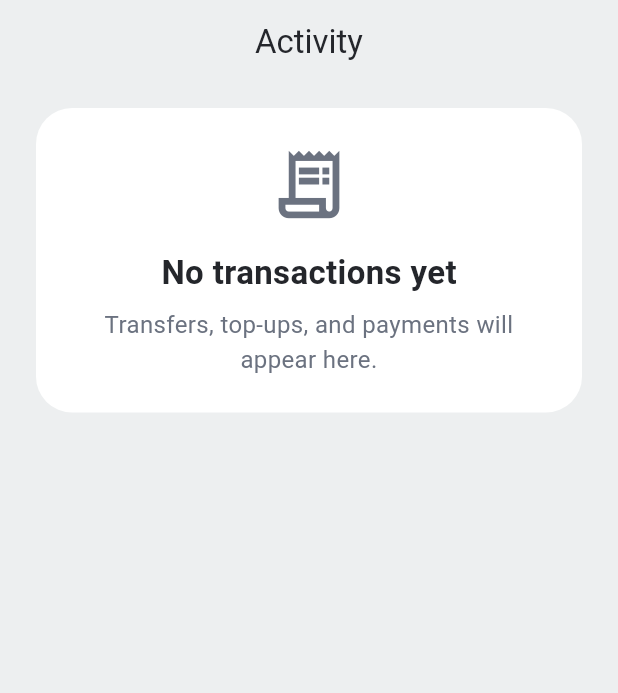
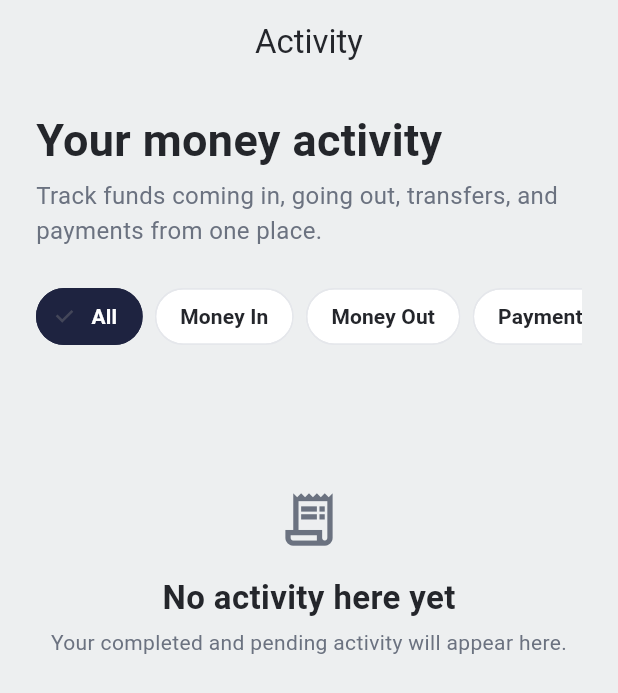
Before and after one commit to Elorm360/kwanpay-web, a Flutter app: the ActivityScreen screen opened directly, on a phone screen of 412 x 824 dp. Shown: the top 693 px of the screen. Run offline on Flutter 3.47's test engine with Material 3 defaults, Android fonts, the phone set to English and light mode, and no system bars; our stand-ins replace flutter_dotenv, flutter_riverpod, flutter_secure_storage, supabase_flutter; missing offline and left inert: stellar_flutter_sdk; accounts and stored records are empty; network calls fail.

Commit message:
add activity filters and polished states

```diff
--- a/kwanpay_app/lib/features/home/presentation/activity_screen.dart
+++ b/kwanpay_app/lib/features/home/presentation/activity_screen.dart
@@ -1,18 +1,47 @@
 import 'package:flutter/material.dart';
 import 'package:flutter_riverpod/flutter_riverpod.dart';
 
+import '../../../core/models/transaction_model.dart';
 import '../../../core/providers/wallet_dashboard_provider.dart';
 import '../../../core/theme/app_colors.dart';
+import '../../../core/theme/app_radius.dart';
 import '../../../core/theme/app_spacing.dart';
 import '../../../core/theme/app_text_styles.dart';
 import '../widgets/recent_activity.dart';
 
-class ActivityScreen extends ConsumerWidget {
+class ActivityScreen extends ConsumerStatefulWidget {
   const ActivityScreen({super.key});
 
   @override
-  Widget build(BuildContext context, WidgetRef ref) {
+  ConsumerState<ActivityScreen> createState() => _ActivityScreenState();
+}
+
+class _ActivityScreenState extends ConsumerState<ActivityScreen> {
+  String _filter = 'All';
+
+  List<TransactionModel> _filtered(List<TransactionModel> transactions) {
+    if (_filter == 'All') return transactions;
+    return transactions.where((transaction) {
+      final type = transaction.type.toLowerCase();
+      switch (_filter) {
+        case 'Money In':
+          return type.contains('top') || type.contains('deposit') || type.contains('fund');
+        case 'Money Out':
+          return type.contains('withdraw') || type.contains('transfer') || type.contains('convert');
+        case 'Payments':
+          return type.contains('pay');
+        case 'Transfers':
+          return type.contains('transfer');
+        default:
+          return true;
+      }
+    }).toList();
+  }
+
+  @override
+  Widget build(BuildContext context) {
     final dashboard = ref.watch(walletDashboardProvider);
+    final transactions = _filtered(dashboard.transactions);
 
     return Scaffold(
       backgroundColor: AppColors.paper,
@@ -22,9 +51,7 @@ class ActivityScreen extends ConsumerWidget {
       ),
       body: RefreshIndicator(
         color: AppColors.accent,
-        onRefresh: () {
-          return ref.read(walletDashboardProvider.notifier).refresh();
-        },
+        onRefresh: () => ref.read(walletDashboardProvider.notifier).refresh(),
         child: ListView(
           padding: const EdgeInsets.fromLTRB(
             AppSpacing.lg,
@@ -33,6 +60,43 @@ class ActivityScreen extends ConsumerWidget {
             AppSpacing.xxl,
           ),
           children: [
+            Text('Your money activity', style: AppTextStyles.headline),
+            const SizedBox(height: AppSpacing.xs),
+            Text(
+              'Track funds coming in, going out, transfers, and payments from one place.',
+              style: AppTextStyles.body.copyWith(color: AppColors.textSecondary),
+            ),
+            const SizedBox(height: AppSpacing.lg),
+            SizedBox(
+              height: 44,
+              child: ListView.separated(
+                scrollDirection: Axis.horizontal,
+                itemCount: const ['All', 'Money In', 'Money Out', 'Payments', 'Transfers'].length,
+                separatorBuilder: (_, __) => const SizedBox(width: AppSpacing.sm),
+                itemBuilder: (context, index) {
+                  const filters = ['All', 'Money In', 'Money Out', 'Payments', 'Transfers'];
+                  final filter = filters[index];
+                  final selected = filter == _filter;
+                  return ChoiceChip(
+                    label: Text(filter),
+                    selected: selected,
+                    onSelected: (_) => setState(() => _filter = filter),
+                    selectedColor: AppColors.primary,
+                    labelStyle: TextStyle(
+                      color: selected ? Colors.white : AppColors.textPrimary,
+                      fontWeight: FontWeight.w600,
+                    ),
+                    shape: RoundedRectangleBorder(
+                      borderRadius: BorderRadius.circular(AppRadius.large),
+                    ),
+                    side: BorderSide(
+                      color: selected ? AppColors.primary : AppColors.border,
+                    ),
+                  );
+                },
+              ),
+            ),
+            const SizedBox(height: AppSpacing.xl),
             if (dashboard.loading && dashboard.transactions.isEmpty)
               const Padding(
                 padding: EdgeInsets.only(top: 80),
@@ -40,29 +104,53 @@ class ActivityScreen extends ConsumerWidget {
               )
             else if (dashboard.error != null && dashboard.transactions.isEmpty)
               Padding(
-                padding: const EdgeInsets.only(top: 80),
+                padding: const EdgeInsets.only(top: 60),
                 child: Column(
                   children: [
+                    const Icon(Icons.cloud_off_rounded, size: 42, color: AppColors.textSecondary),
+                    const SizedBox(height: AppSpacing.md),
                     Text(
-                      dashboard.error!,
-                      style: AppTextStyles.body.copyWith(
-                        color: AppColors.error,
-                      ),
+                      'We could not load your activity.',
+                      style: AppTextStyles.title,
+                      textAlign: TextAlign.center,
                     ),
-                    const SizedBox(height: 16),
+                    const SizedBox(height: AppSpacing.xs),
+                    Text(
+                      'Check your connection and try again.',
+                      style: AppTextStyles.caption.copyWith(color: AppColors.textSecondary),
+                      textAlign: TextAlign.center,
+                    ),
+                    const SizedBox(height: AppSpacing.md),
                     TextButton(
-                      onPressed: () {
-                        ref.read(walletDashboardProvider.notifier).refresh();
-                      },
+                      onPressed: () => ref.read(walletDashboardProvider.notifier).refresh(),
                       child: const Text('Try again'),
+                    ),
+                  ],
+                ),
+              )
+            else if (transactions.isEmpty)
+              Padding(
+                padding: const EdgeInsets.only(top: 60),
+                child: Column(
+                  children: [
+                    const Icon(Icons.receipt_long_outlined, size: 42, color: AppColors.textSecondary),
+                    const SizedBox(height: AppSpacing.md),
+                    Text('No activity here yet', style: AppTextStyles.title),
+                    const SizedBox(height: AppSpacing.xs),
+                    Text(
+                      _filter == 'All'
+                          ? 'Your completed and pending activity will appear here.'
+                          : 'Try another filter to see more activity.',
+                      textAlign: TextAlign.center,
+                      style: AppTextStyles.caption.copyWith(color: AppColors.textSecondary),
                     ),
                   ],
                 ),
               )
             else
               RecentActivity(
-                transactions: dashboard.transactions,
-                title: 'Your activity',
+                transactions: transactions,
+                title: 'Recent activity',
               ),
           ],
         ),
```
